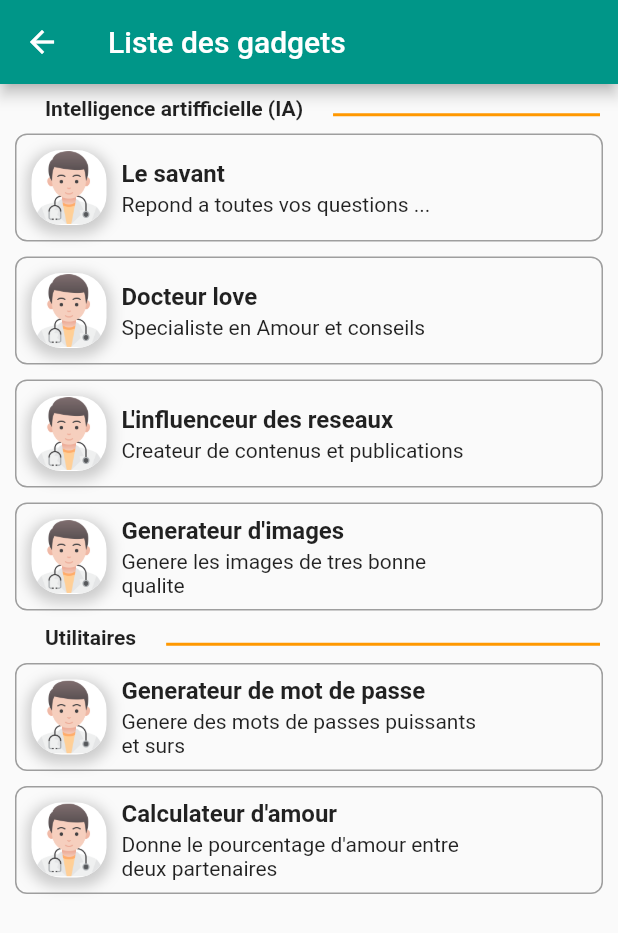
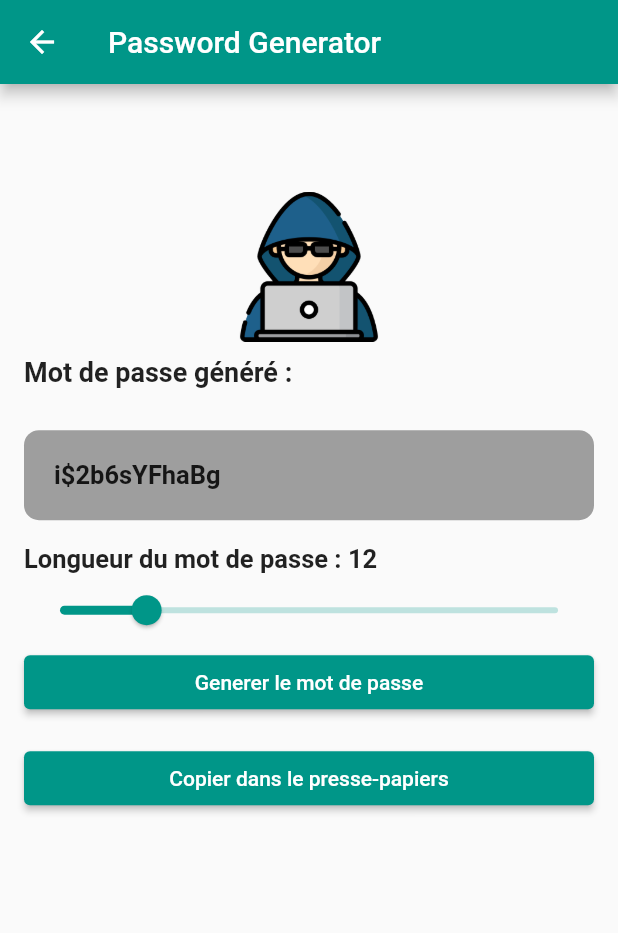
Before and after one commit to Chevalier-du-web/caller_app, a Flutter app: the GadgetPage screen opened directly, after a tap on "Generateur de mot de passe", on a phone screen of 412 x 824 dp. Shown: the top 933 px of the screen. Run offline on Flutter 3.47's test engine with Material 2 defaults, Android fonts, the phone set to English and light mode, and no system bars; our stand-ins replace adaptive_theme, animated_bottom_navigation_bar, animated_text_kit, cloud_firestore, curved_navigation_bar, firebase_core and 9 more; missing offline and left inert: async_button_builder, clipboard, flag, floating_snackbar, flutter_phone_direct_caller; accounts and stored records are empty.

Commit message:
generateur de mot de passe

```diff
--- a/lib/gadgets/gadgets.dart
+++ b/lib/gadgets/gadgets.dart
@@ -1,10 +1,12 @@
 import 'package:caller/gadgets/traductor.dart';
 import 'package:flutter/material.dart';
 import 'package:caller/gadgets/calculator.dart';
+import 'package:provider/provider.dart';
 
 import '../chat_page/chat_screen.dart';
 import '../chat_page/provider/chat_provider.dart';
 import '../onboarding_malia/onboarding_malia.dart';
+import '../password_generator.dart';
 
 
 
@@ -41,6 +43,7 @@ class _GadgetPageState extends State<GadgetPage> {
             PersonalityWidget(title: 'Le savant', description: 'Repond a toutes vos questions ...', image: 'assets/doctor.png',
               onPress: () {
                 //ChatScreen()
+                Provider.of<ChatProvider>(context, listen: false).clearChatList();
                 Navigator.push(
                   context,
                   PageRouteBuilder(
@@ -57,7 +60,7 @@ class _GadgetPageState extends State<GadgetPage> {
             PersonalityWidget(title: 'Docteur love', description: 'Specialiste en Amour et conseils',
               image: 'assets/doctor.png',
               onPress: () {
-                ChatProvider().NewChat();
+                Provider.of<ChatProvider>(context, listen: false).clearChatList();
                 Navigator.push(
                   context,
                   PageRouteBuilder(
@@ -92,7 +95,21 @@ class _GadgetPageState extends State<GadgetPage> {
             ),
             PersonalityWidget(title: 'Generateur de mot de passe',
               description: 'Genere des mots de passes puissants et surs',
-              image: 'assets/doctor.png', onPress: () {  },),
+              image: 'assets/doctor.png', onPress: () {
+
+                Navigator.push(
+                  context,
+                  PageRouteBuilder(
+                    pageBuilder: (context, animation, secondaryAnimation) => PasswordGenerator(),
+                    transitionsBuilder: (context, animation, secondaryAnimation, child) {
+                      return FadeTransition(
+                        opacity: animation,
+                        child: child,
+                      );
+                    },
+                  ),
+                );
+              },),
 
             PersonalityWidget(title: 'Calculateur d\'amour',
               description: 'Donne le pourcentage d\'amour entre deux partenaires',
--- /dev/null
+++ b/lib/password_generator.dart
@@ -0,0 +1,127 @@
+import 'dart:math';
+import 'package:flutter/material.dart';
+import 'package:clipboard/clipboard.dart';
+
+import 'chat_page/services/assets_manager.dart';
+
+
+
+class PasswordGenerator extends StatefulWidget {
+  @override
+  _PasswordGeneratorState createState() => _PasswordGeneratorState();
+}
+
+class _PasswordGeneratorState extends State<PasswordGenerator> {
+  int _passwordLength = 12;
+  late String _generatedPassword;
+
+  void _generatePassword() {
+    const String chars =
+        'abcdefghijklmnopqrstuvwxyzABCDEFGHIJKLMNOPQRSTUVWXYZ0123456789!@#\$%^&*()-_=+';
+
+    String password = '';
+    final Random random = Random();
+
+    for (int i = 0; i < _passwordLength; i++) {
+      password += chars[random.nextInt(chars.length)];
+    }
+
+    setState(() {
+      _generatedPassword = password;
+    });
+  }
+
+  void _copyToClipboard() {
+    FlutterClipboard.copy(_generatedPassword).then((result) {
+      ScaffoldMessenger.of(context).showSnackBar(
+        SnackBar(
+          content: Text('Mot de passe copié dans le presse-papiers'),
+        ),
+      );
+    });
+  }
+
+  @override
+  void initState() {
+    super.initState();
+    _generatePassword();
+  }
+
+  @override
+  Widget build(BuildContext context) {
+    return Scaffold(
+      appBar: AppBar(
+        title: Text('Password Generator'),
+      ),
+      body: SingleChildScrollView(
+        child: Padding(
+          padding: const EdgeInsets.all(16.0),
+          child: Column(
+            crossAxisAlignment: CrossAxisAlignment.stretch,
+            children: [
+              SizedBox(height: MediaQuery.of(context).size.height/18,),
+              Container(
+                height: 100,
+                width: 100,
+                margin: EdgeInsets.all(10),
+                decoration: BoxDecoration(
+                  image: DecorationImage(
+                    image: AssetImage(AssetsManager.userImage)
+                  )
+                ),
+              ),
+              Text(
+                'Mot de passe généré :',
+                style: TextStyle(fontSize: 18,fontWeight: FontWeight.bold),
+              ),
+              SizedBox(height: 28),
+              Container(
+                padding: EdgeInsets.all(20),
+                decoration: BoxDecoration(
+                  color: Colors.grey,
+                  borderRadius: BorderRadius.circular(10)
+                ),
+                child: SelectableText(
+                  _generatedPassword,
+                  style: TextStyle(fontSize: 17, fontWeight: FontWeight.bold),
+                ),
+              ),
+              SizedBox(height: 16),
+              Row(
+                mainAxisAlignment: MainAxisAlignment.spaceBetween,
+                children: [
+                  Text('Longueur du mot de passe : $_passwordLength',style: TextStyle(fontWeight: FontWeight.bold,fontSize: 17),),
+
+                ],
+              ),
+              Slider(
+                value: _passwordLength.toDouble(),
+                min: 4,
+                max: 50,
+                onChanged: (value) {
+                  setState(() {
+                    _passwordLength = value.toInt();
+                  });
+                },
+              ),
+          ElevatedButton(
+            onPressed: () {
+
+              _generatePassword();
+            },
+            child: Text('Generer le mot de passe'),
+          ),
+              SizedBox(height: 16),
+              ElevatedButton(
+                onPressed: () {
+                  _copyToClipboard();
+                },
+                child: Text('Copier dans le presse-papiers'),
+              ),
+            ],
+          ),
+        ),
+      ),
+    );
+  }
+}
```
Also changed, not shown: lib/chat_page/chat_screen.dart (+5 -3 lines), lib/chat_page/provider/chat_provider.dart (+5 -5 lines), lib/chat_page/services/api_service.dart (+1 -43 lines).
